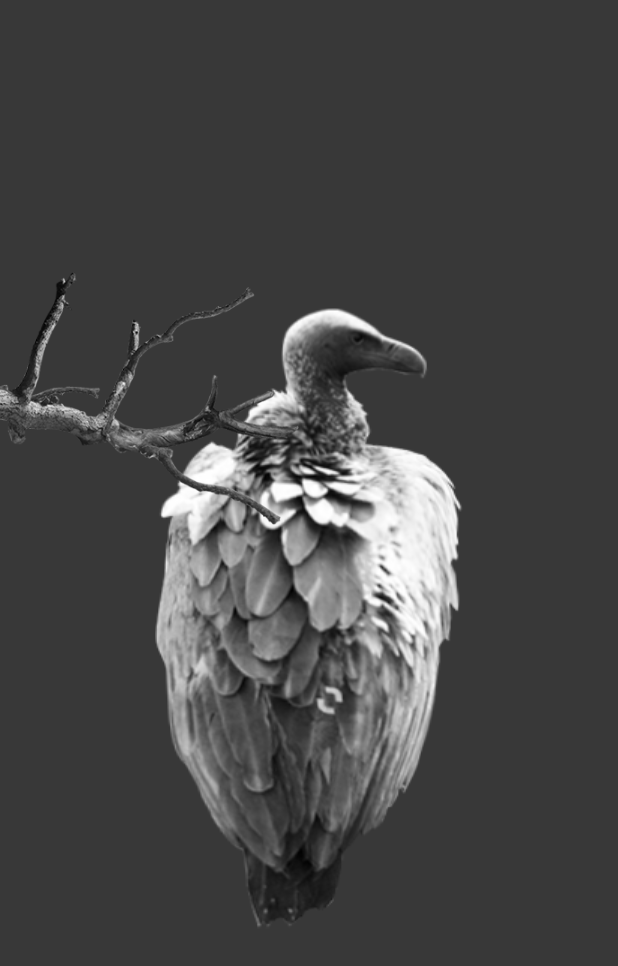
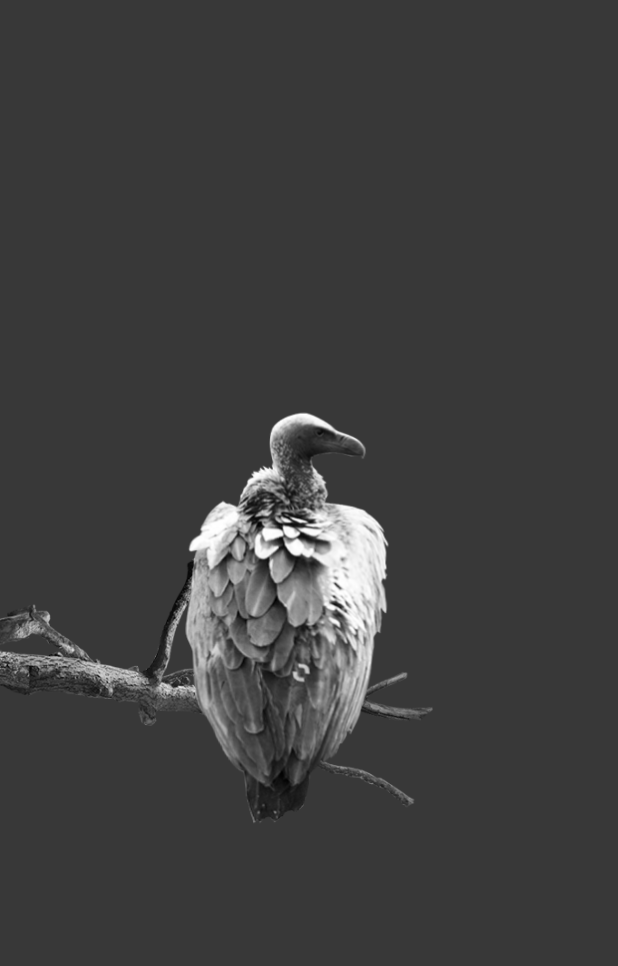
Before and after one commit to EduardRo/flt_t_300721, a Flutter app: the screen it shows after launch, swiped to page 2, on a phone screen of 412 x 824 dp. Shown: the top 966 px of the screen. Run offline on Flutter 3.47's test engine with Material 2 defaults, Android fonts, the phone set to English and light mode, and no system bars.

Commit message:
adjustment vulture-leopard pages

```diff
--- a/lib/pages/main_page.dart
+++ b/lib/pages/main_page.dart
@@ -33,17 +33,21 @@ class _MainPageState extends State<MainPage> {
     return ChangeNotifierProvider(
       create: (_) => PageOffsetNotifier(_pageController),
       child: Scaffold(
-        body: Stack(children: [
+        body: Stack(
+          alignment: Alignment.centerLeft,
+          children: [
             PageView(
               controller: _pageController,
               physics: ClampingScrollPhysics(),
               children: [
-              Page1(),
-              Page2(),
+                PageLeopard(),
+                PageVulture(),
               ],
             ),
             LeopardImage(),
-        ]),
+            VultureImage(),
+          ],
+        ),
       ),
     );
   }
@@ -54,13 +58,39 @@ class LeopardImage extends StatelessWidget {
 
   @override
   Widget build(BuildContext context) {
-    return Consumer<PageOffsetNotifier>(builder: (context, notifier, child) {
+    return Consumer<PageOffsetNotifier>(
+      builder: (context, notifier, child) {
+        print(MediaQuery.of(context).size.width);
         return Positioned(
-        top: 100,
-        left: -notifier.offset,
-        height: 250,
-        child: Image.asset('assets/images/leopard.png'),
+          left: -0.8 * notifier.offset,
+          width: MediaQuery.of(context).size.width * 1.5,
+          child: child!,
         );
-    });
+      },
+      child: IgnorePointer(child: Image.asset('assets/images/leopard.png')),
+    );
   }
 }
+
+class VultureImage extends StatelessWidget {
+  const VultureImage({Key? key}) : super(key: key);
+
+  @override
+  Widget build(BuildContext context) {
+    return Consumer<PageOffsetNotifier>(
+      builder: (context, notifier, child) {
+        print(MediaQuery.of(context).size.width);
+        return Positioned(
+          left:
+              1.15 * MediaQuery.of(context).size.width - 0.85 * notifier.offset,
+          //width: MediaQuery.of(context).size.width * 1.6,
+          height: MediaQuery.of(context).size.height / 3,
+          child: child!,
+        );
+      },
+      child: IgnorePointer(
+        child: Image.asset('assets/images/vulture.png'),
+      ),
+    );
+  }
+}
--- a/lib/pages/page_leopard.dart
+++ b/lib/pages/page_leopard.dart
@@ -1,10 +1,10 @@
 import 'package:flutter/material.dart';
 
-class Page1 extends StatelessWidget {
+class PageLeopard extends StatelessWidget {
   @override
   Widget build(BuildContext context) {
     return Container(
-      child: Image.asset('assets/images/leopard.png'),
-    );
+        //child: Image.asset('assets/images/leopard.png'),
+        );
   }
 }
--- a/lib/pages/page_vulture.dart
+++ b/lib/pages/page_vulture.dart
@@ -1,8 +1,18 @@
 import 'package:flutter/material.dart';
 
-class Page2 extends StatelessWidget {
+class PageVulture extends StatelessWidget {
   @override
   Widget build(BuildContext context) {
-    return Image.asset('assets/images/vulture.png');
+    return Container();
+
+    /*Center(
+      child: Padding(
+        padding: const EdgeInsets.only(bottom: 32),
+        child: Image.asset(
+          'assets/images/vulture.png',
+          height: MediaQuery.of(context).size.height / 3,
+        ),
+      ),
+    );*/
   }
 }
```
Lines whose indentation alone changed are shown as unchanged.
